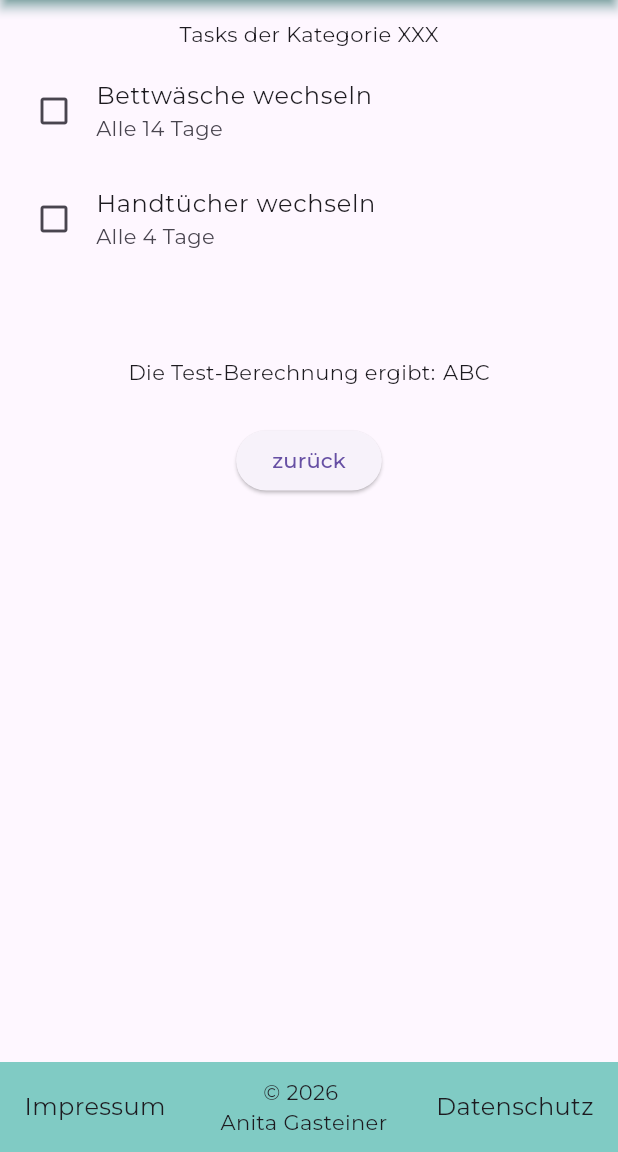
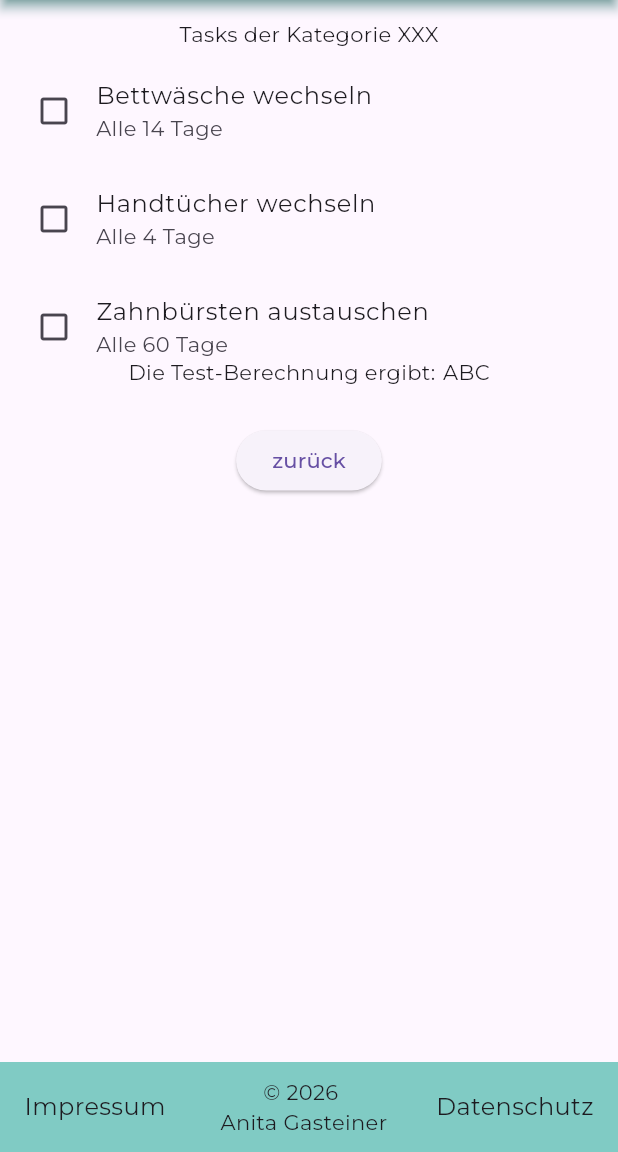
Before and after one commit to anitagasteiner/you-got-this, a Flutter app: the TasksScreen screen opened by its route, on a phone screen of 412 x 824 dp, the part 84-1236 px from its top. Run offline on Flutter 3.47's test engine with Material 3 defaults, Android fonts, the phone set to English and light mode, and no system bars.

Commit message:
variable 'category' added to task model, tasks data: added test data

```diff
--- a/lib/data/tasks_data.dart
+++ b/lib/data/tasks_data.dart
@@ -1,6 +1,9 @@
 import '../models/task_model.dart';
 
 final Map<String, TaskModel> tasks = {
-  'task1': TaskModel(name: 'Bettwäsche wechseln', recurrence: 14),
-  'task2': TaskModel(name: 'Handtücher wechseln', recurrence: 4),
+  'task1': TaskModel(name: 'Bettwäsche wechseln', recurrence: 14, category: 'toDo'),
+  'task2': TaskModel(name: 'Handtücher wechseln', recurrence: 4, category: 'toDoSoon'),
+  'task3': TaskModel(name: 'Zahnbürsten austauschen', recurrence: 60, category: 'stillFine'),
+  'task4': TaskModel(name: 'Fenster putzen', recurrence: 365, category: 'doneRecently'),
+  'task5': TaskModel(name: 'Wohnzimmer abstauben', recurrence: 14, category: 'done'),
 };
--- a/lib/models/task_model.dart
+++ b/lib/models/task_model.dart
@@ -1,6 +1,7 @@
 class TaskModel {
   final String name;
   final int recurrence; // in Tagen
+  final String category;
 
-  TaskModel({required this.name, required this.recurrence});
+  TaskModel({required this.name, required this.recurrence, required this.category});
 }
```
